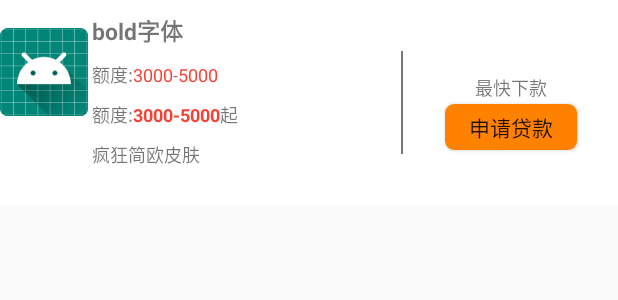
After one commit to aierlymon/Huodai, an Android app: the layout home_body_item.xml on its own in the app's theme, with its tools: preview values and no code run, on a phone screen of 412 x 824 dp. The commit adds this screen. Shown: the top 300 px of the screen. Run offline under Robolectric (Android 15) with nearby library versions, the phone set to English and light mode, and no system bars; network calls fail.

Commit message:
初步完成了首页的界面，还要优化

```diff
--- a/app/src/main/java/com/example/huodai/ui/adapter/decoration/SpaceItemDecoration.java
+++ b/app/src/main/java/com/example/huodai/ui/adapter/decoration/SpaceItemDecoration.java
@@ -58,4 +58,6 @@ public class SpaceItemDecoration extends RecyclerView.ItemDecoration {
         this.mRight = mLeft;
         this.mBottom = mLeft;
     }
+
+
 }
--- a/app/src/main/java/com/example/huodai/ui/fragments/HomeFragment.java
+++ b/app/src/main/java/com/example/huodai/ui/fragments/HomeFragment.java
@@ -77,5 +77,6 @@ public class HomeFragment extends BaseMVPFragment<HomeFrgViewImpl, HomeFrgPresen
         fragRevAdapyer.getModelList().clear();
         fragRevAdapyer.getModelList().addAll(list);
         fragRevAdapyer.notifyDataSetChanged();
+        hideLoading();
     }
 }
--- /dev/null
+++ b/app/src/main/res/drawable/bg_button_request.xml
@@ -0,0 +1,8 @@
+<?xml version="1.0" encoding="utf-8"?>
+<shape xmlns:android="http://schemas.android.com/apk/res/android"
+    android:shape="rectangle">
+
+    <solid android:color="@color/color_text_selected" />
+    <corners android:radius="6dp" />
+
+</shape>
--- a/app/src/main/res/layout/activity_main.xml
+++ b/app/src/main/res/layout/activity_main.xml
@@ -20,7 +20,7 @@
         android:id="@+id/Indicator"
         android:layout_width="match_parent"
         android:layout_height="1dp"
-        android:background="@color/color_text_normal"
+        android:background="@color/index_color"
         app:layout_constraintBottom_toTopOf="@+id/group"
         app:layout_constraintLeft_toLeftOf="parent"
         app:layout_constraintRight_toRightOf="parent"
--- /dev/null
+++ b/app/src/main/res/layout/home_body_item.xml
@@ -0,0 +1,211 @@
+<?xml version="1.0" encoding="utf-8"?>
+<androidx.constraintlayout.widget.ConstraintLayout xmlns:android="http://schemas.android.com/apk/res/android"
+    xmlns:app="http://schemas.android.com/apk/res-auto"
+    android:layout_width="match_parent"
+    android:background="#fff"
+    android:layout_height="@dimen/y80">
+
+    <RelativeLayout
+        android:id="@+id/left"
+        android:layout_width="0dp"
+        android:layout_height="match_parent"
+        app:layout_constraintBottom_toBottomOf="parent"
+        app:layout_constraintLeft_toLeftOf="parent"
+        app:layout_constraintRight_toLeftOf="@+id/mid"
+        app:layout_constraintTop_toTopOf="parent"
+        app:layout_constraintWidth_percent="0.15">
+
+        <ImageView
+            android:id="@+id/icon"
+            android:layout_width="wrap_content"
+            android:layout_height="wrap_content"
+            android:layout_alignParentRight="true"
+            android:layout_marginTop="@dimen/y7"
+            android:layout_marginRight="@dimen/x2"
+            android:src="@mipmap/ic_launcher" />
+    </RelativeLayout>
+
+    <LinearLayout
+        android:id="@+id/mid"
+        android:layout_width="0dp"
+        android:layout_height="match_parent"
+        android:orientation="vertical"
+        app:layout_constraintBottom_toBottomOf="parent"
+        app:layout_constraintLeft_toRightOf="@+id/left"
+        app:layout_constraintRight_toLeftOf="@+id/view"
+        app:layout_constraintTop_toTopOf="parent"
+        app:layout_constraintWidth_percent="0.5">
+
+        <RelativeLayout
+            android:layout_width="match_parent"
+            android:layout_height="0dp"
+            android:layout_weight="1">
+
+            <TextView
+                android:id="@+id/title"
+                android:layout_width="wrap_content"
+                android:layout_height="wrap_content"
+                android:gravity="center"
+                android:text="bold字体"
+                android:layout_marginTop="@dimen/y5"
+                android:textSize="15sp"
+                android:textStyle="bold" />
+
+            <LinearLayout
+                android:id="@+id/quota_parent"
+                android:layout_width="wrap_content"
+                android:layout_height="wrap_content"
+                android:layout_below="@+id/title"
+                android:layout_alignLeft="@id/title"
+                android:orientation="horizontal"
+                android:layout_marginTop="@dimen/y5">
+
+                <TextView
+                    android:id="@+id/quota_name"
+                    android:layout_width="wrap_content"
+                    android:layout_height="wrap_content"
+                    android:text="@string/quotaname"
+                    android:textSize="12sp" />
+
+                <TextView
+                    android:id="@+id/limit"
+                    android:layout_width="wrap_content"
+                    android:layout_height="wrap_content"
+                    android:text="3000"
+                    android:textColor="@color/red"
+                    android:textSize="12sp" />
+
+                <TextView
+                    android:layout_width="wrap_content"
+                    android:layout_height="wrap_content"
+                    android:text="-"
+                    android:textSize="12sp" />
+
+                <TextView
+                    android:id="@+id/max"
+                    android:layout_width="wrap_content"
+                    android:layout_height="wrap_content"
+                    android:text="5000"
+                    android:textColor="@color/red"
+                    android:textSize="12sp" />
+            </LinearLayout>
+
+            <LinearLayout
+                android:id="@+id/rate_parent"
+                android:layout_width="wrap_content"
+                android:layout_height="wrap_content"
+                android:layout_below="@+id/quota_parent"
+                android:layout_alignLeft="@id/title"
+                android:orientation="horizontal"
+                android:layout_marginTop="@dimen/y5">
+
+                <TextView
+                    android:id="@+id/rate_name"
+                    android:layout_width="wrap_content"
+                    android:layout_height="wrap_content"
+                    android:text="@string/quotaname"
+                    android:textSize="12sp" />
+
+                <TextView
+                    android:id="@+id/rate"
+                    android:layout_width="wrap_content"
+                    android:layout_height="wrap_content"
+                    android:text="3000-5000"
+                    android:textColor="@color/red"
+                    android:textSize="12sp"
+                    android:textStyle="bold" />
+
+                <TextView
+                    android:id="@+id/flag"
+                    android:layout_width="wrap_content"
+                    android:layout_height="wrap_content"
+                    android:text="@string/flag"
+                    android:textSize="12sp" />
+            </LinearLayout>
+
+            <LinearLayout
+                android:layout_width="wrap_content"
+                android:layout_height="wrap_content"
+                android:layout_below="@+id/rate_parent"
+                android:layout_alignLeft="@id/title"
+                android:orientation="horizontal"
+                android:layout_marginTop="@dimen/y5">
+
+                <TextView
+                    android:id="@+id/finaltext"
+                    android:layout_width="wrap_content"
+                    android:layout_height="wrap_content"
+                    android:text="疯狂简欧皮肤"
+                    android:textSize="12sp" />
+            </LinearLayout>
+
+        </RelativeLayout>
+
+
+    </LinearLayout>
+
+    <View
+        android:id="@+id/view"
+        android:layout_width="1dp"
+        android:layout_height="0dp"
+        android:background="@color/color_text_normal"
+        app:layout_constraintBottom_toBottomOf="parent"
+        app:layout_constraintHeight_percent="0.5"
+        app:layout_constraintLeft_toRightOf="@+id/mid"
+        app:layout_constraintRight_toLeftOf="@+id/right"
+        app:layout_constraintTop_toTopOf="parent" />
+
+    <RelativeLayout
+        android:id="@+id/right"
+        android:layout_width="0dp"
+        android:layout_height="match_parent"
+        app:layout_constraintLeft_toRightOf="@+id/view"
+        app:layout_constraintRight_toRightOf="parent"
+        app:layout_constraintWidth_percent="0.35">
+
+        <LinearLayout
+            android:layout_width="match_parent"
+            android:layout_height="wrap_content"
+            android:orientation="horizontal"
+            android:layout_above="@+id/index_view"
+            android:gravity="center">
+
+            <TextView
+                android:layout_width="wrap_content"
+                android:layout_height="wrap_content"
+                android:text="@string/pre"
+                android:gravity="center"
+                android:textSize="12sp" />
+
+            <TextView
+                android:id="@+id/time"
+                android:layout_width="wrap_content"
+                android:layout_height="wrap_content"
+                android:gravity="center"
+                android:textSize="12sp"
+                android:textColor="@color/red"/>
+
+            <TextView
+                android:layout_width="wrap_content"
+                android:layout_height="wrap_content"
+                android:text="@string/end"
+                android:gravity="center"
+                android:textSize="12sp" />
+        </LinearLayout>
+
+        <View
+            android:id="@+id/index_view"
+            android:layout_width="match_parent"
+            android:layout_height="2dp"
+            android:layout_centerInParent="true"/>
+        <Button
+            android:id="@+id/btn_request"
+            android:layout_width="wrap_content"
+            android:layout_height="@dimen/y18"
+            android:background="@drawable/bg_button_request"
+            android:layout_below="@+id/index_view"
+            android:layout_centerHorizontal="true"
+            android:text="@string/request_loan"/>
+    </RelativeLayout>
+
+</androidx.constraintlayout.widget.ConstraintLayout>
--- a/app/src/main/res/values/colors.xml
+++ b/app/src/main/res/values/colors.xml
@@ -6,4 +6,6 @@
     <color name="color_text_selected">#FF8100</color>
     <color name="color_text_normal">#777777</color>
     <color name="color_text_ps">#FFC779</color>
+    <color name="red">#F44336</color>
+    <color name="index_color">#B4AEAE</color>
 </resources>
--- a/app/src/main/res/values/strings.xml
+++ b/app/src/main/res/values/strings.xml
@@ -4,4 +4,9 @@
     <string name="loan">贷款</string>
     <string name="my">我的</string>
     <string name="ps">温馨提示: 多申请几家不同产品会大幅提升借款成功率哦~</string>
+    <string name="quotaname">额度:  </string>
+    <string name="flag">起</string>
+    <string name="pre">最快 </string>
+    <string name="end">下款</string>
+    <string name="request_loan">申请贷款</string>
 </resources>
```
Also changed, not shown: app/src/main/java/com/example/huodai/mvp/model/HomeFRBodyHolder.java (added, +18 -0 lines), app/src/main/java/com/example/huodai/mvp/model/HomeMenuItemHold.java (deleted, +0 -25 lines), app/src/main/java/com/example/huodai/mvp/presenters/HomeFrgPresenter.java (+30 -5 lines), app/src/main/java/com/example/huodai/ui/adapter/HomeBodyRevAdapter.java (added, +90 -0 lines), app/src/main/java/com/example/huodai/ui/adapter/HomeFragRevAdapyer.java (+25 -1 lines), app/src/main/res/layout/fra_home_recy_body.xml (added, +13 -0 lines), baselib/src/main/java/com/example/baselib/http/HttpMethod.java (+12 -7 lines).
